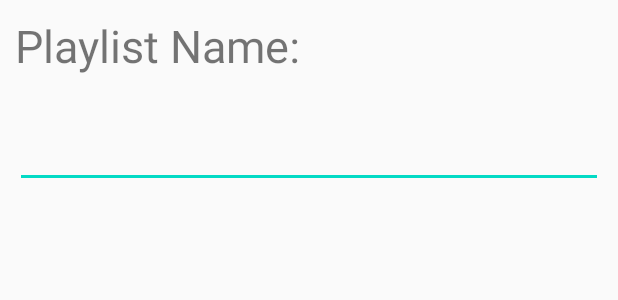
After one commit to ashique-perumbavoor/MP3-Player, an Android app: the layout add_playlist_view.xml on its own in the app's theme, with its tools: preview values and no code run, on a phone screen of 412 x 824 dp. The commit adds this screen. Shown: the top 300 px of the screen. Run offline under Robolectric (Android 15) with nearby library versions, the phone set to English and light mode, and no system bars.

Commit message:
playlist added

```diff
--- a/app/src/main/AndroidManifest.xml
+++ b/app/src/main/AndroidManifest.xml
@@ -15,7 +15,8 @@
         android:roundIcon="@mipmap/ic_launcher_round"
         android:supportsRtl="true"
         android:theme="@style/AppTheme">
-        <activity android:name=".Favourites"></activity>
+        <activity android:name=".Playlist"></activity>
+        <activity android:name=".Favourites" />
         <activity android:name=".RecentActivity" />
         <activity
             android:name=".Info"
--- a/app/src/main/java/com/ashiquemusicplayer/mp3player/MainActivity.kt
+++ b/app/src/main/java/com/ashiquemusicplayer/mp3player/MainActivity.kt
@@ -67,6 +67,11 @@ class MainActivity : AppCompatActivity() {
         // Action listener of favourite musics
         favourite.setOnClickListener {
             startActivity(Intent(this, Favourites::class.java))
+        }
+
+        // Action listener of playlist
+        playListButton.setOnClickListener {
+            startActivity(Intent(this, Playlist::class.java))
         }
     }
 
--- /dev/null
+++ b/app/src/main/res/drawable/add.xml
@@ -0,0 +1,5 @@
+<vector android:height="40dp" android:tint="#00CCFF"
+    android:viewportHeight="24" android:viewportWidth="24"
+    android:width="40dp" xmlns:android="http://schemas.android.com/apk/res/android">
+    <path android:fillColor="@android:color/white" android:pathData="M19,3L5,3c-1.11,0 -2,0.9 -2,2v14c0,1.1 0.89,2 2,2h14c1.1,0 2,-0.9 2,-2L21,5c0,-1.1 -0.9,-2 -2,-2zM17,13h-4v4h-2v-4L7,13v-2h4L11,7h2v4h4v2z"/>
+</vector>
--- a/app/src/main/res/layout/activity_main.xml
+++ b/app/src/main/res/layout/activity_main.xml
@@ -76,7 +76,7 @@
             app:srcCompat="@drawable/heart1" />
 
         <ImageButton
-            android:id="@+id/imageButton6"
+            android:id="@+id/playListButton"
             android:layout_width="30dp"
             android:layout_height="30dp"
             android:background="#00CCFF"
--- /dev/null
+++ b/app/src/main/res/layout/add_playlist_view.xml
@@ -0,0 +1,25 @@
+<?xml version="1.0" encoding="utf-8"?>
+<LinearLayout
+    xmlns:android="http://schemas.android.com/apk/res/android"
+    android:layout_width="match_parent"
+    android:layout_height="match_parent"
+    android:orientation="vertical">
+
+    <TextView
+        android:layout_width="wrap_content"
+        android:layout_height="wrap_content"
+        android:text="@string/playlist_name"
+        android:textSize="30sp"
+        android:layout_marginStart="10dp"
+        android:layout_marginTop="10dp"/>
+
+
+    <EditText
+        android:id="@+id/playlistName"
+        android:layout_width="match_parent"
+        android:layout_height="wrap_content"
+        android:padding="20dp"
+        android:layout_margin="10dp"
+        android:inputType="text"/>
+
+</LinearLayout>
--- a/app/src/main/res/values/strings.xml
+++ b/app/src/main/res/values/strings.xml
@@ -7,4 +7,8 @@
     <string name="contact_us">Contact Us</string>
     <string name="recent">Recent</string>
     <string name="favourites">Favourites</string>
+    <string name="playlist">Playlist</string>
+    <string name="enter_playlist_name">Enter playlist name</string>
+    <string name="enter_name_for_the_playlist">Enter name for the playlist</string>
+    <string name="playlist_name">Playlist Name:</string>
 </resources>
```
Also changed, not shown: app/src/main/java/com/ashiquemusicplayer/mp3player/Playlist.kt (added, +57 -0 lines), app/src/main/java/com/ashiquemusicplayer/mp3player/PlaylistDatabase.kt (added, +92 -0 lines), app/src/main/res/layout/activity_playlist.xml (added, +39 -0 lines), app/src/main/res/drawable/add.png (deleted).
